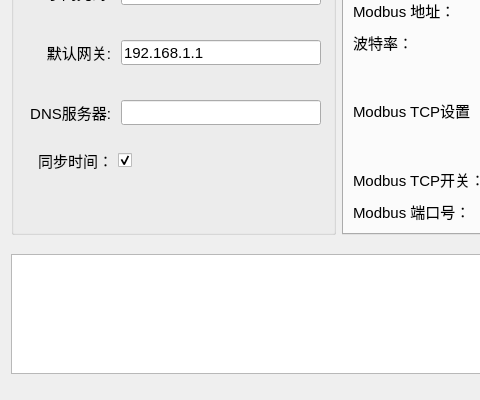
ChinaClever/MPro-Tools, file mpro_deploy/home/home_mainwid.ui: the form before one commit; both pictures show x 0 to 480 and y 383 to 783 of the 1083 by 783 pixel window.
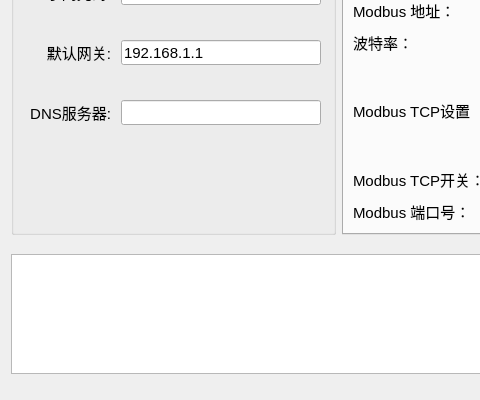
The form after the commit.

```diff
--- a/mpro_deploy/home/home_mainwid.ui
+++ b/mpro_deploy/home/home_mainwid.ui
@@ -595,25 +595,6 @@
        <set>Qt::AlignRight|Qt::AlignTrailing|Qt::AlignVCenter</set>
       </property>
      </widget>
-     <widget class="QCheckBox" name="timeCheckBox">
-      <property name="geometry">
-       <rect>
-        <x>20</x>
-        <y>325</y>
-        <width>101</width>
-        <height>30</height>
-       </rect>
-      </property>
-      <property name="layoutDirection">
-       <enum>Qt::RightToLeft</enum>
-      </property>
-      <property name="text">
-       <string>同步时间：</string>
-      </property>
-      <property name="checked">
-       <bool>true</bool>
-      </property>
-     </widget>
     </widget>
    </item>
    <item row="2" column="0" colspan="3">
```
